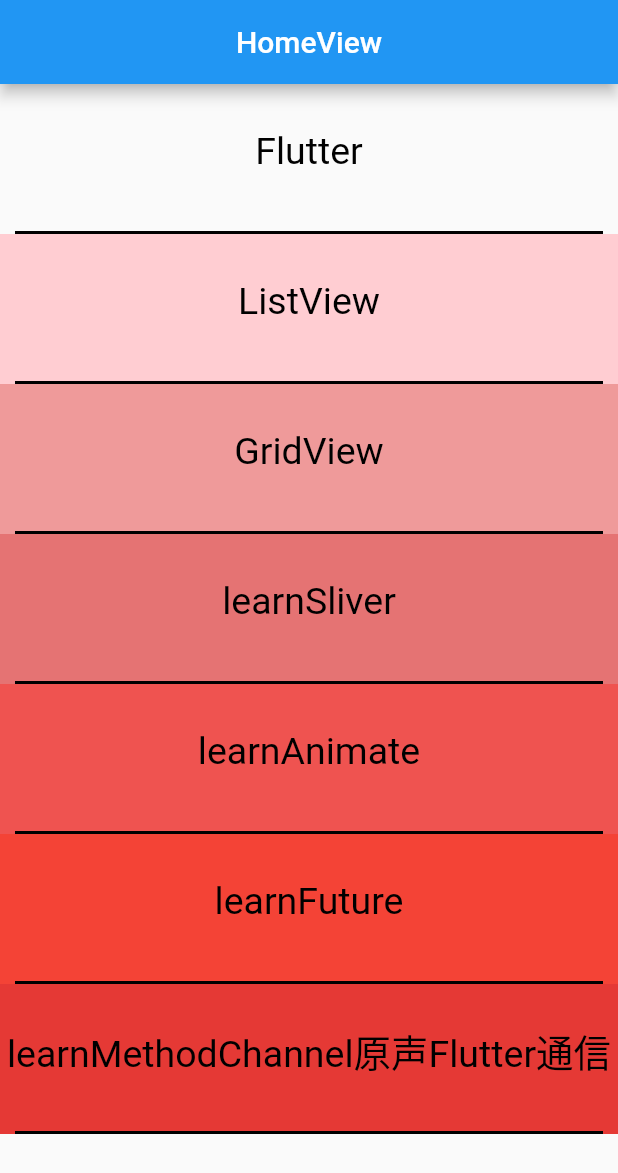
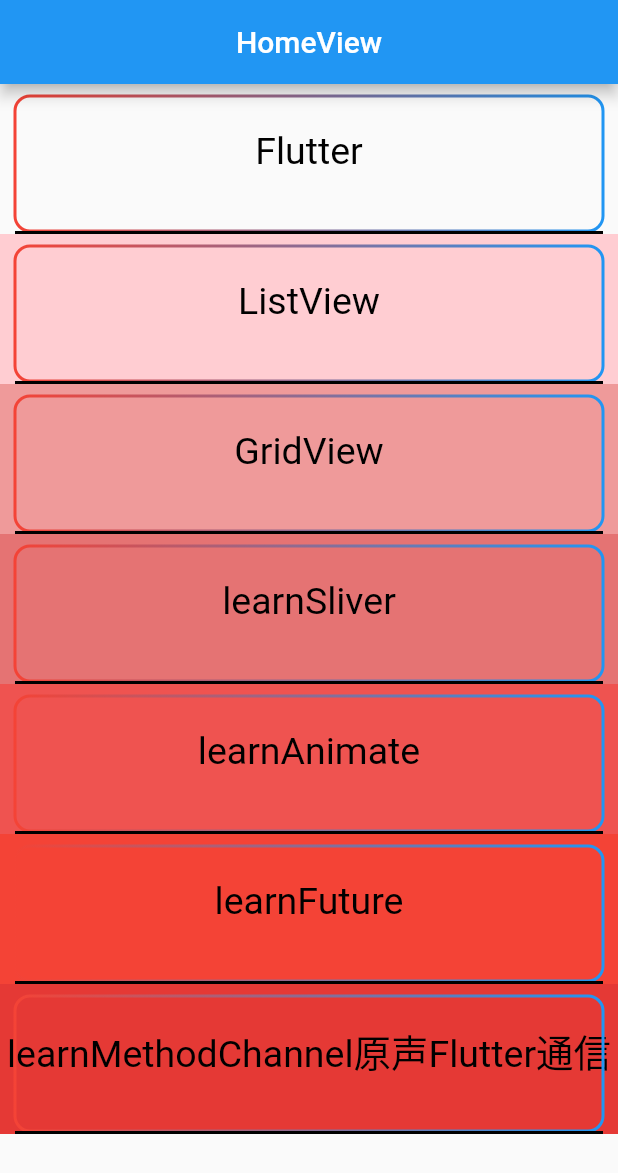
Before and after one commit to DreamHeader/flutterDemo, a Flutter app: the screen it shows after launch, on a phone screen of 412 x 824 dp. Shown: the top 1173 px of the screen. Run offline on Flutter 3.47's test engine with Material 2 defaults, Android fonts, the phone set to English and light mode, and no system bars; our stand-ins replace dio, get.

Commit message:
渐变色的边框

```diff
--- a/mycoolproject/lib/app/modules/home/views/home_view.dart
+++ b/mycoolproject/lib/app/modules/home/views/home_view.dart
@@ -104,6 +104,23 @@
                         style: TextStyle(fontSize: 25, color: Colors.black)),
                   ),
                   Positioned(
+                      left: 10,
+                      right: 10,
+                      bottom: 2,
+                      child: Container(
+                        height: 90,
+                        child: LayoutBuilder(
+                          builder: (context, bc) {
+                            return CustomPaint(
+                              painter: GradientBoundPainter(
+                                  colors: [Colors.red, Colors.blue],
+                                  width: bc.maxWidth,
+                                  height: bc.maxHeight),
+                            );
+                          },
+                        ),
+                      )),
+                  Positioned(
                       right: 10,
                       left: 10,
                       bottom: 0,
@@ -116,3 +133,48 @@
             )));
   }
 }
+
+/// 渐变色的边框
+class GradientBoundPainter extends CustomPainter {
+  final List<Color> colors;
+  final double width;
+  final double height;
+  final double strokeWidth;
+  const GradientBoundPainter({
+    Key? key,
+    required this.colors,
+    required this.width,
+    required this.height,
+    this.strokeWidth = 2.0,
+  });
+  @override
+  void paint(Canvas canvas, Size size) {
+    //定义矩形的宽高
+    final rectWidth = width, rectHeight = height;
+    //圆角。必要的话可以将其作为变量传进来
+    final radius = 10.0;
+    //定义矩形的位置和尺寸
+    Rect rect = Offset(
+            size.width / 2 - rectWidth / 2, size.height / 2 - rectHeight / 2) &
+        Size(rectWidth, rectHeight);
+    //RRect.fromRectAndRadius一个具有圆角的矩形
+    RRect rRect = RRect.fromRectAndRadius(rect, Radius.circular(radius));
+    //绘制
+    final paint = Paint()
+      //创建线性渐变着色器
+      ..shader = LinearGradient(
+        begin: Alignment.centerLeft,
+        end: Alignment.centerRight,
+        colors: colors,
+      ).createShader(rect)
+      ..strokeWidth = strokeWidth
+      //只绘制边框而不填充
+      ..style = PaintingStyle.stroke;
+    canvas.drawRRect(rRect, paint);
+  }
+
+  @override
+  bool shouldRepaint(covariant GradientBoundPainter oldDelegate) {
+    return oldDelegate.colors != colors;
+  }
+}
```
